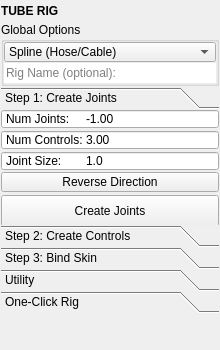
The window that mayatk/rig_utils/tube_rig.ui (m3trik/mayatk) describes before a commit, drawn with Qt 5.
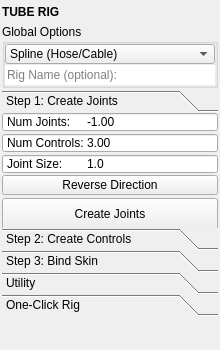
The same window after the commit. Custom widgets are drawn as their Qt base class.

The edit to the form file:
```diff
--- a/mayatk/rig_utils/tube_rig.ui
+++ b/mayatk/rig_utils/tube_rig.ui
@@ -28,19 +28,19 @@
    </property>
    <layout class="QVBoxLayout" name="verticalLayout_main">
     <property name="spacing">
-     <number>1</number>
+     <number>2</number>
     </property>
     <property name="leftMargin">
-     <number>1</number>
+     <number>2</number>
     </property>
     <property name="topMargin">
-     <number>1</number>
+     <number>2</number>
     </property>
     <property name="rightMargin">
-     <number>1</number>
+     <number>2</number>
     </property>
     <property name="bottomMargin">
-     <number>1</number>
+     <number>2</number>
     </property>
     <item>
      <widget class="Header" name="header">
```
